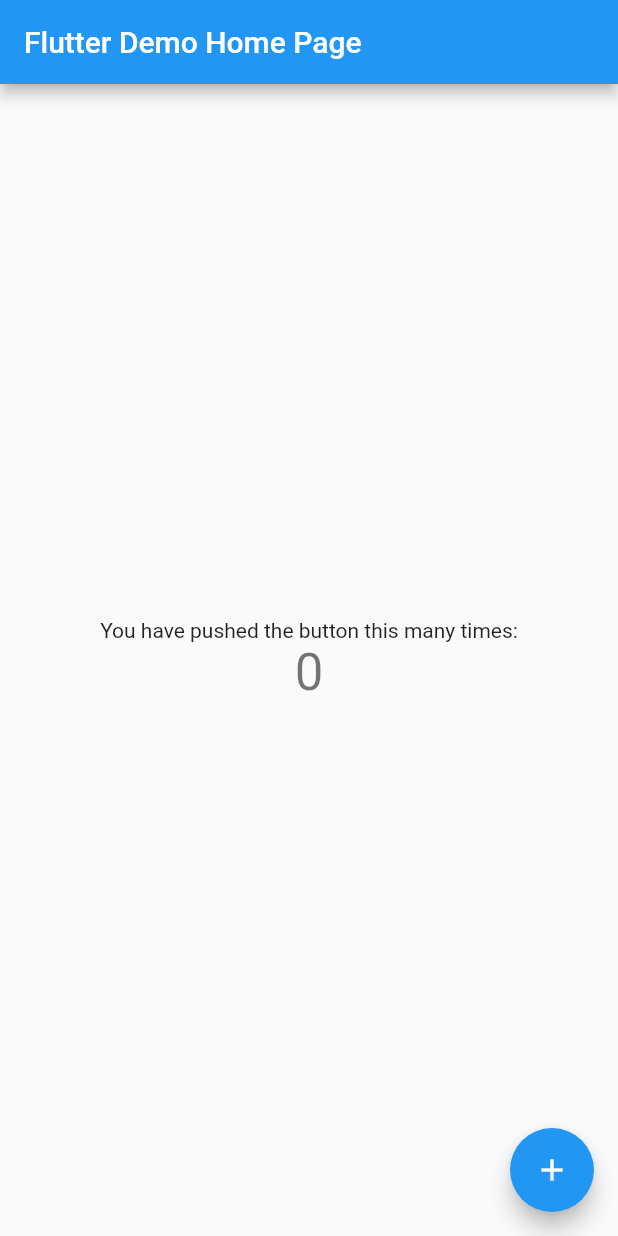
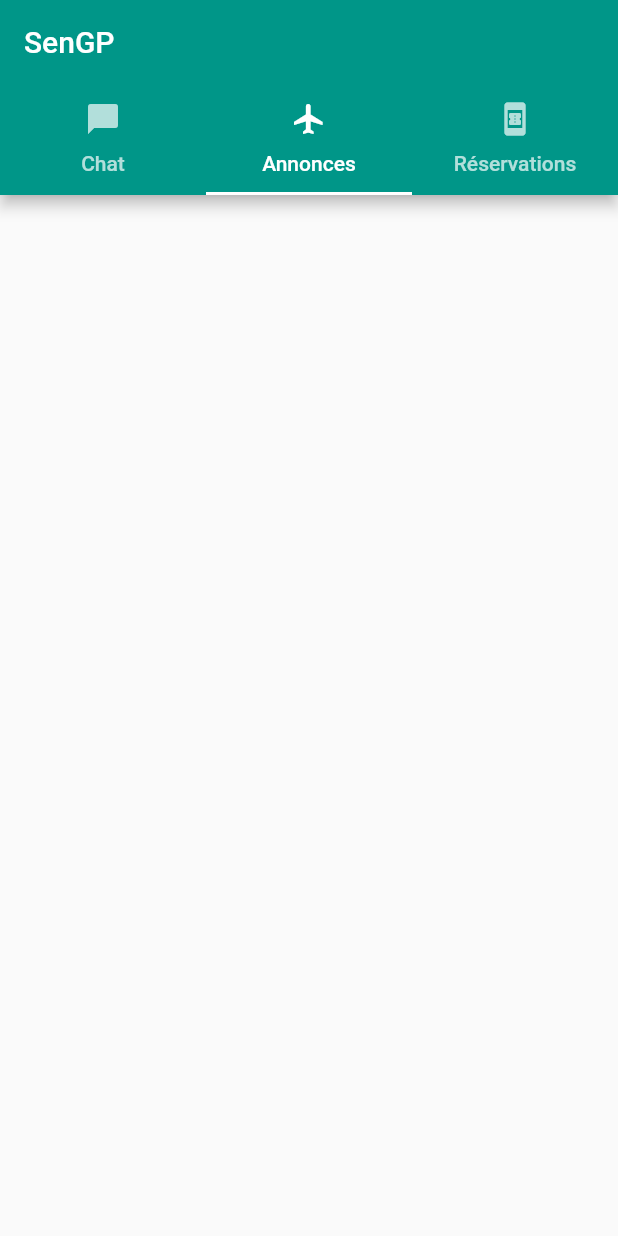
Before and after one commit to MDiakhate12/sengp-mobile, a Flutter app: the screen it shows after launch, on a phone screen of 412 x 824 dp. Run offline on Flutter 3.47's test engine with Material 2 defaults, Android fonts, the phone set to English and light mode, and no system bars; our stand-ins replace cloud_firestore, firebase_core; accounts and stored records are empty.

Commit message:
Architecture & Firebase Initialization

```diff
--- a/lib/main.dart
+++ b/lib/main.dart
@@ -1,4 +1,5 @@
 import 'package:flutter/material.dart';
+import 'package:sengp_mobile/route_generator.dart';
 
 void main() {
   runApp(MyApp());
@@ -11,103 +12,11 @@
     return MaterialApp(
       title: 'Flutter Demo',
       theme: ThemeData(
-        // This is the theme of your application.
-        //
-        // Try running your application with "flutter run". You'll see the
-        // application has a blue toolbar. Then, without quitting the app, try
-        // changing the primarySwatch below to Colors.green and then invoke
-        // "hot reload" (press "r" in the console where you ran "flutter run",
-        // or simply save your changes to "hot reload" in a Flutter IDE).
-        // Notice that the counter didn't reset back to zero; the application
-        // is not restarted.
-        primarySwatch: Colors.blue,
+        primarySwatch: Colors.teal,
       ),
-      home: MyHomePage(title: 'Flutter Demo Home Page'),
+      initialRoute: "/",
+      onGenerateRoute: RouteGenerator.generateRoute,
+      debugShowCheckedModeBanner: false,
     );
   }
 }
-
-class MyHomePage extends StatefulWidget {
-  MyHomePage({Key? key, required this.title}) : super(key: key);
-
-  // This widget is the home page of your application. It is stateful, meaning
-  // that it has a State object (defined below) that contains fields that affect
-  // how it looks.
-
-  // This class is the configuration for the state. It holds the values (in this
-  // case the title) provided by the parent (in this case the App widget) and
-  // used by the build method of the State. Fields in a Widget subclass are
-  // always marked "final".
-
-  final String title;
-
-  @override
-  _MyHomePageState createState() => _MyHomePageState();
-}
-
-class _MyHomePageState extends State<MyHomePage> {
-  int _counter = 0;
-
-  void _incrementCounter() {
-    setState(() {
-      // This call to setState tells the Flutter framework that something has
-      // changed in this State, which causes it to rerun the build method below
-      // so that the display can reflect the updated values. If we changed
-      // _counter without calling setState(), then the build method would not be
-      // called again, and so nothing would appear to happen.
-      _counter++;
-    });
-  }
-
-  @override
-  Widget build(BuildContext context) {
-    // This method is rerun every time setState is called, for instance as done
-    // by the _incrementCounter method above.
-    //
-    // The Flutter framework has been optimized to make rerunning build methods
-    // fast, so that you can just rebuild anything that needs updating rather
-    // than having to individually change instances of widgets.
-    return Scaffold(
-      appBar: AppBar(
-        // Here we take the value from the MyHomePage object that was created by
-        // the App.build method, and use it to set our appbar title.
-        title: Text(widget.title),
-      ),
-      body: Center(
-        // Center is a layout widget. It takes a single child and positions it
-        // in the middle of the parent.
-        child: Column(
-          // Column is also a layout widget. It takes a list of children and
-          // arranges them vertically. By default, it sizes itself to fit its
-          // children horizontally, and tries to be as tall as its parent.
-          //
-          // Invoke "debug painting" (press "p" in the console, choose the
-          // "Toggle Debug Paint" action from the Flutter Inspector in Android
-          // Studio, or the "Toggle Debug Paint" command in Visual Studio Code)
-          // to see the wireframe for each widget.
-          //
-          // Column has various properties to control how it sizes itself and
-          // how it positions its children. Here we use mainAxisAlignment to
-          // center the children vertically; the main axis here is the vertical
-          // axis because Columns are vertical (the cross axis would be
-          // horizontal).
-          mainAxisAlignment: MainAxisAlignment.center,
-          children: <Widget>[
-            Text(
-              'You have pushed the button this many times:',
-            ),
-            Text(
-              '$_counter',
-              style: Theme.of(context).textTheme.headline4,
-            ),
-          ],
-        ),
-      ),
-      floatingActionButton: FloatingActionButton(
-        onPressed: _incrementCounter,
-        tooltip: 'Increment',
-        child: Icon(Icons.add),
-      ), // This trailing comma makes auto-formatting nicer for build methods.
-    );
-  }
-}
--- /dev/null
+++ b/lib/route_generator.dart
@@ -0,0 +1,26 @@
+import 'package:flutter/cupertino.dart';
+import 'package:flutter/material.dart';
+import 'package:sengp_mobile/screens/annonce/annonce_list.dart';
+import 'package:sengp_mobile/screens/home/home.dart';
+
+class RouteGenerator {
+  static Route<dynamic> generateRoute(RouteSettings settings) {
+    // final args = settings.arguments;
+
+    switch (settings.name) {
+      case "/":
+        return MaterialPageRoute(builder: (context) => Home());
+      case "/annonce_list":
+        return MaterialPageRoute(builder: (context) => AnnonceList());
+
+      default:
+        return MaterialPageRoute(
+          builder: (context) => Container(
+            child: Center(
+              child: Text("Error Page!"),
+            ),
+          ),
+        );
+    }
+  }
+}
--- /dev/null
+++ b/lib/screens/annonce/annonce_list.dart
@@ -0,0 +1,54 @@
+import 'package:cloud_firestore/cloud_firestore.dart';
+import 'package:flutter/material.dart';
+
+class AnnonceList extends StatefulWidget {
+  const AnnonceList({Key? key}) : super(key: key);
+
+  @override
+  _AnnonceListState createState() => _AnnonceListState();
+}
+
+class _AnnonceListState extends State<AnnonceList> {
+  Stream<QuerySnapshot> _annonces =
+      FirebaseFirestore.instance.collection('annonces').snapshots();
+
+  String bro = "BRO";
+
+  @override
+  Widget build(BuildContext context) {
+    return StreamBuilder<QuerySnapshot>(
+        stream: _annonces,
+        builder: (context, snapshot) {
+          if (snapshot.hasError) {
+            return Text("Error !");
+          }
+
+          if (snapshot.connectionState == ConnectionState.waiting) {
+            return Center(
+              child: CircularProgressIndicator(
+                color: Colors.teal,
+              ),
+            );
+          }
+
+          // return Column(
+          //   mainAxisAlignment: MainAxisAlignment.center,
+          //   mainAxisSize: MainAxisSize.max,
+          //   children: [
+          //     Icon(Icons.flight_takeoff),
+          //     Text("Annonces"),
+          //   ],
+          // );
+
+          return ListView(
+              children:
+                  snapshot.data!.docs.map((QueryDocumentSnapshot document) {
+            Map<String, dynamic> data =
+                document.data()! as Map<String, dynamic>;
+            return ListTile(
+              title: Text(data['lieu_arrivee']["pays"]),
+            );
+          }).toList());
+        });
+  }
+}
--- /dev/null
+++ b/lib/screens/home/home.dart
@@ -0,0 +1,73 @@
+import 'package:flutter/material.dart';
+import 'package:sengp_mobile/screens/annonce/annonce_list.dart';
+import 'package:sengp_mobile/screens/chat/chat_list.dart';
+import 'package:sengp_mobile/screens/reservation/revervation_list.dart';
+import 'package:firebase_core/firebase_core.dart';
+
+class Home extends StatefulWidget {
+  const Home({Key? key}) : super(key: key);
+
+  @override
+  _HomeState createState() => _HomeState();
+}
+
+class _HomeState extends State<Home> {
+  final Future<FirebaseApp> _initialization = Firebase.initializeApp();
+
+  @override
+  Widget build(BuildContext context) {
+    return FutureBuilder(
+      future: _initialization,
+      builder: (context, snapshot) {
+        if (snapshot.hasError) {
+          return Container(
+            color: Colors.blueGrey.shade900,
+            child: Text("Error!"),
+          );
+        }
+
+        if (snapshot.connectionState == ConnectionState.done) {
+          return DefaultTabController(
+            initialIndex: 1,
+            length: 3,
+            child: Scaffold(
+              // backgroundColor: Colors.blueGrey.shade900,
+              appBar: AppBar(
+                title: Text("SenGP"),
+                bottom: TabBar(
+                  tabs: [
+                    Tab(
+                      child: Text("Chat"),
+                      icon: Icon(Icons.chat_bubble),
+                    ),
+                    Tab(
+                      child: Text("Annonces"),
+                      icon: Icon(Icons.flight),
+                    ),
+                    Tab(
+                      child: Text("Réservations"),
+                      icon: Icon(Icons.book_online),
+                    )
+                  ],
+                ),
+              ),
+              body: TabBarView(
+                children: [
+                  ChatList(),
+                  AnnonceList(),
+                  ReservationList(),
+                ],
+              ),
+            ),
+          );
+        }
+        return Container(
+          color: Colors.blueGrey.shade900,
+          child: CircularProgressIndicator(
+            color: Colors.teal.shade900,
+          ),
+        );
+      },
+    );
+  }
+}
--- /dev/null
+++ b/lib/services/annonce.dart
@@ -0,0 +1,7 @@
+import 'package:cloud_firestore/cloud_firestore.dart';
+
+class AnnonceService {
+  Stream<QuerySnapshot> getAll() {
+    return FirebaseFirestore.instance.collection('annonces').snapshots();
+  }
+}
--- a/pubspec.yaml
+++ b/pubspec.yaml
@@ -23,6 +23,9 @@
 dependencies:
   flutter:
     sdk: flutter
+  firebase_core: ^1.6.0
+  cloud_firestore: "^2.5.1"
+  provider: ^6.0.0
 
 
   # The following adds the Cupertino Icons font to your application.
```
Also changed, not shown: lib/folder_structure.txt (added, +33 -0 lines), lib/models/annonce.dart (added, +40 -0 lines), lib/models/localisation.dart (added, +9 -0 lines), lib/screens/annonce/annonce_notifier.dart (added, +10 -0 lines), lib/screens/chat/chat_list.dart (added, +22 -0 lines), lib/screens/reservation/revervation_list.dart (added, +17 -0 lines), pubspec.lock.
